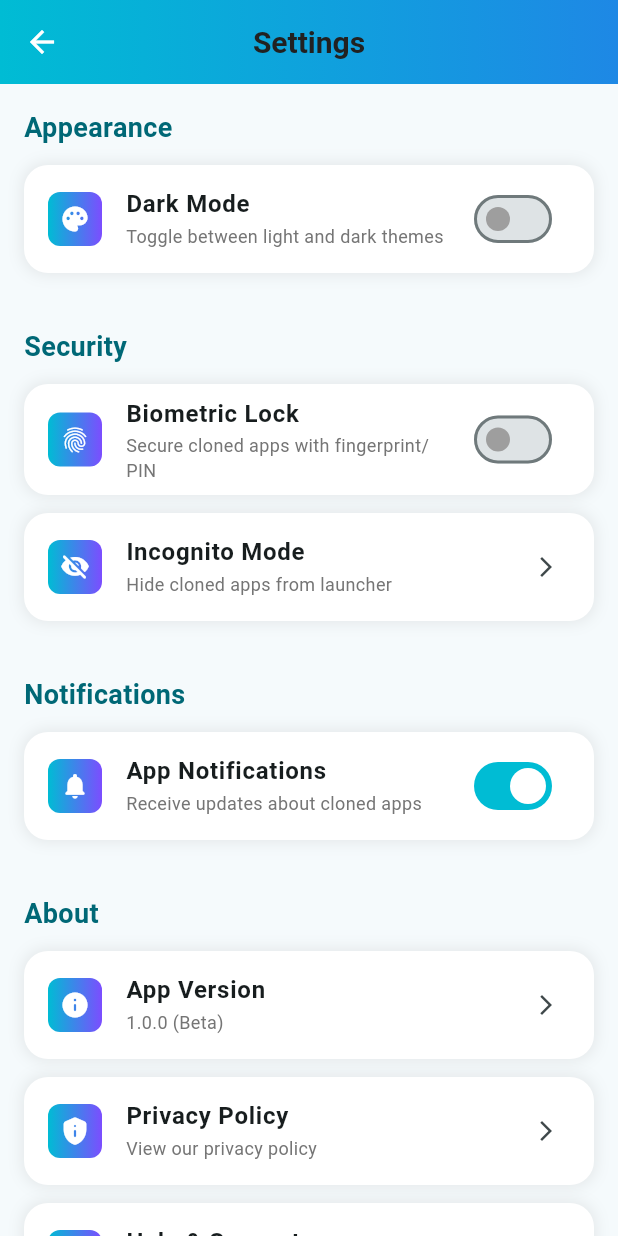
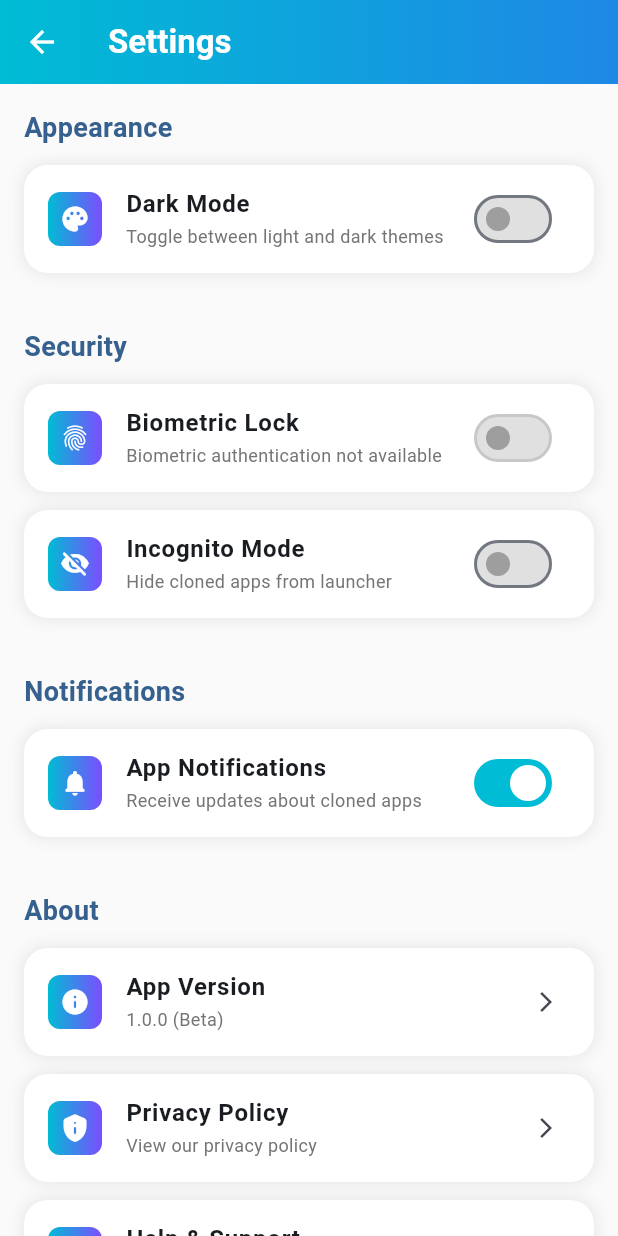
Before and after one commit to chaitanyarpawar/cloneApp, a Flutter app: the screen it shows after launch, after a tap on the "settings" icon, on a phone screen of 412 x 824 dp. Run offline on Flutter 3.47's test engine with Material 3 defaults, Android fonts, the phone set to English and light mode, and no system bars; our stand-ins replace flutter_bloc, google_mobile_ads, local_auth, shared_preferences; missing offline and left inert: external_app_launcher, installed_apps; network calls fail; Roboto replaces fonts that are missing (GoogleSans).

Commit message:
Implement Dark Mode and Biometric Lock functionality
✨ Features Added:
- Full Dark Mode implementation with BLoC state management
- Real Biometric Authentication (fingerprint/face/PIN)
- Settings persistence with SharedPreferences
- Theme switching with smooth transitions
- Biometric security for app launching
- Incognito mode for hiding cloned apps
- Enhanced notifications settings

🔧 Technical Implementation:
- SettingsService for all settings management
- ThemeBloc for reactive theme switching
- Local authentication integration
- Cross-platform biometric support
- Secure settings storage

🎨 UI Improvements:
- Real-time theme switching
- Biometric type detection and display
- Enhanced settings screen with working switches
- Better user feedback and error handling

```diff
--- /dev/null
+++ b/lib/blocs/theme_bloc.dart
@@ -0,0 +1,127 @@
+import 'package:flutter_bloc/flutter_bloc.dart';
+import 'package:flutter/material.dart';
+import '../services/settings_service.dart';
+
+// Theme Events
+abstract class ThemeEvent {}
+
+class ThemeChanged extends ThemeEvent {
+  final bool isDarkMode;
+  ThemeChanged(this.isDarkMode);
+}
+
+class ThemeInitialized extends ThemeEvent {}
+
+// Theme States
+abstract class ThemeState {
+  final ThemeData themeData;
+  final bool isDarkMode;
+
+  const ThemeState({required this.themeData, required this.isDarkMode});
+}
+
+class LightThemeState extends ThemeState {
+  const LightThemeState({required super.themeData, required super.isDarkMode});
+}
+
+class DarkThemeState extends ThemeState {
+  const DarkThemeState({required super.themeData, required super.isDarkMode});
+}
+
+// Theme BLoC
+class ThemeBloc extends Bloc<ThemeEvent, ThemeState> {
+  final SettingsService _settingsService = SettingsService();
+
+  ThemeBloc() : super(LightThemeState(themeData: _lightTheme, isDarkMode: false)) {
+    on<ThemeInitialized>(_onThemeInitialized);
+    on<ThemeChanged>(_onThemeChanged);
+  }
+
+  static final ThemeData _lightTheme = ThemeData(
+    brightness: Brightness.light,
+    primarySwatch: Colors.blue,
+    scaffoldBackgroundColor: Colors.grey[50],
+    appBarTheme: const AppBarTheme(
+      backgroundColor: Colors.blue,
+      foregroundColor: Colors.white,
+      elevation: 0,
+    ),
+    cardTheme: CardThemeData(
+      color: Colors.white,
+      elevation: 2,
+      shape: RoundedRectangleBorder(borderRadius: BorderRadius.circular(12)),
+    ),
+    switchTheme: SwitchThemeData(
+      thumbColor: WidgetStateProperty.resolveWith((states) {
+        if (states.contains(WidgetState.selected)) {
+          return Colors.white;
+        }
+        return Colors.grey[300];
+      }),
+      trackColor: WidgetStateProperty.resolveWith((states) {
+        if (states.contains(WidgetState.selected)) {
+          return Colors.blue;
+        }
+        return Colors.grey[300];
+      }),
+    ),
+    colorScheme: ColorScheme.fromSeed(
+      seedColor: Colors.blue,
+      brightness: Brightness.light,
+    ),
+    useMaterial3: true,
+  );
+
+  static final ThemeData _darkTheme = ThemeData(
+    brightness: Brightness.dark,
+    primarySwatch: Colors.blue,
+    scaffoldBackgroundColor: const Color(0xFF0D1117),
+    appBarTheme: const AppBarTheme(
+      backgroundColor: Color(0xFF161B22),
+      foregroundColor: Colors.white,
+      elevation: 0,
+    ),
+    cardTheme: CardThemeData(
+      color: const Color(0xFF161B22),
+      elevation: 2,
+      shape: RoundedRectangleBorder(borderRadius: BorderRadius.circular(12)),
+    ),
+    switchTheme: SwitchThemeData(
+      thumbColor: WidgetStateProperty.resolveWith((states) {
+        if (states.contains(WidgetState.selected)) {
+          return Colors.white;
+        }
+        return Colors.grey[600];
+      }),
+      trackColor: WidgetStateProperty.resolveWith((states) {
+        if (states.contains(WidgetState.selected)) {
+          return Colors.blueAccent;
+        }
+        return Colors.grey[700];
+      }),
+    ),
+    colorScheme: ColorScheme.fromSeed(
+      seedColor: Colors.blue,
+      brightness: Brightness.dark,
+    ),
+    useMaterial3: true,
+  );
+
+  void _onThemeInitialized(ThemeInitialized event, Emitter<ThemeState> emit) async {
+    final bool isDarkMode = await _settingsService.getDarkMode();
+    if (isDarkMode) {
+      emit(DarkThemeState(themeData: _darkTheme, isDarkMode: true));
+    } else {
+      emit(LightThemeState(themeData: _lightTheme, isDarkMode: false));
+    }
+  }
+
+  void _onThemeChanged(ThemeChanged event, Emitter<ThemeState> emit) async {
+    await _settingsService.setDarkMode(event.isDarkMode);
+    if (event.isDarkMode) {
+      emit(DarkThemeState(themeData: _darkTheme, isDarkMode: true));
+    } else {
+      emit(LightThemeState(themeData: _lightTheme, isDarkMode: false));
+    }
+  }
+}
--- a/lib/main.dart
+++ b/lib/main.dart
@@ -2,12 +2,17 @@
 import 'package:flutter/material.dart';
 import 'package:flutter/services.dart';
 import 'package:google_mobile_ads/google_mobile_ads.dart';
-import 'core/app_theme.dart';
+import 'package:flutter_bloc/flutter_bloc.dart';
 import 'core/app_constants.dart';
 import 'screens/splash_screen.dart';
+import 'services/settings_service.dart';
+import 'blocs/theme_bloc.dart';
 
 void main() async {
   WidgetsFlutterBinding.ensureInitialized();
+
+  // Initialize services
+  await SettingsService().initialize();
 
   // Initialize Google Mobile Ads SDK
   if (!kIsWeb) {
@@ -31,13 +36,18 @@
 
   @override
   Widget build(BuildContext context) {
-    return MaterialApp(
-      title: AppConstants.appName,
-      theme: AppTheme.lightTheme,
-      darkTheme: AppTheme.darkTheme,
-      themeMode: ThemeMode.system,
-      home: const SplashScreen(),
-      debugShowCheckedModeBanner: false,
+    return BlocProvider(
+      create: (context) => ThemeBloc()..add(ThemeInitialized()),
+      child: BlocBuilder<ThemeBloc, ThemeState>(
+        builder: (context, state) {
+          return MaterialApp(
+            title: AppConstants.appName,
+            theme: state.themeData,
+            home: const SplashScreen(),
+            debugShowCheckedModeBanner: false,
+          );
+        },
+      ),
     );
   }
 }
--- a/lib/screens/settings_screen.dart
+++ b/lib/screens/settings_screen.dart
@@ -1,6 +1,10 @@
 import 'package:flutter/material.dart';
+import 'package:flutter_bloc/flutter_bloc.dart';
+import 'package:local_auth/local_auth.dart';
 import '../core/app_theme.dart';
 import '../core/app_constants.dart';
+import '../services/settings_service.dart';
+import '../blocs/theme_bloc.dart';
 
 class SettingsScreen extends StatefulWidget {
   const SettingsScreen({super.key});
@@ -13,6 +17,11 @@
   bool _isDarkMode = false;
   bool _biometricEnabled = false;
   bool _notificationsEnabled = true;
+  bool _incognitoMode = false;
+  bool _biometricAvailable = false;
+  List<BiometricType> _availableBiometrics = [];
+
+  final SettingsService _settingsService = SettingsService();
 
   @override
   void initState() {
@@ -24,12 +33,41 @@
   void didChangeDependencies() {
     super.didChangeDependencies();
     // Update dark mode state based on current theme
-    _isDarkMode = Theme.of(context).brightness == Brightness.dark;
+    final themeState = context.read<ThemeBloc>().state;
+    _isDarkMode = themeState.isDarkMode;
   }
 
-  void _loadSettings() {
-    // Load settings from SharedPreferences
-    // Theme detection moved to didChangeDependencies()
+  void _loadSettings() async {
+    // Load all settings
+    final darkMode = await _settingsService.getDarkMode();
+    final biometric = await _settingsService.getBiometricLock();
+    final notifications = await _settingsService.getNotifications();
+    final incognito = await _settingsService.getIncognitoMode();
+    final biometricAvailable = await _settingsService.isBiometricAvailable();
+    final availableBiometrics = await _settingsService.getAvailableBiometrics();
+
+    setState(() {
+      _isDarkMode = darkMode;
+      _biometricEnabled = biometric;
+      _notificationsEnabled = notifications;
+      _incognitoMode = incognito;
+      _biometricAvailable = biometricAvailable;
+      _availableBiometrics = availableBiometrics;
+    });
+  }
+
+  String _getBiometricTypeString() {
+    if (_availableBiometrics.isEmpty) return 'biometrics';
+
+    if (_availableBiometrics.contains(BiometricType.fingerprint)) {
+      return 'fingerprint';
+    } else if (_availableBiometrics.contains(BiometricType.face)) {
+      return 'face recognition';
+    } else if (_availableBiometrics.contains(BiometricType.iris)) {
+      return 'iris scan';
+    } else {
+      return 'biometric authentication';
+    }
   }
 
   void _showSnackBar(String message) {
@@ -81,12 +119,16 @@
             subtitle: 'Toggle between light and dark themes',
             trailing: Switch(
               value: _isDarkMode,
-              onChanged: (value) {
+              onChanged: (value) async {
                 setState(() {
                   _isDarkMode = value;
                 });
+
+                // Update theme using BLoC
+                context.read<ThemeBloc>().add(ThemeChanged(value));
+
                 _showSnackBar(
-                  'Theme switching will be implemented in future versions',
+                  value ? 'Dark mode enabled' : 'Light mode enabled',
                 );
               },
               activeTrackColor: AppTheme.primaryCyan,
@@ -106,17 +148,35 @@
           _buildSettingCard(
             icon: Icons.fingerprint_rounded,
             title: 'Biometric Lock',
-            subtitle: 'Secure cloned apps with fingerprint/PIN',
+            subtitle: _biometricAvailable
+                ? 'Secure cloned apps with ${_getBiometricTypeString()}'
+                : 'Biometric authentication not available',
             trailing: Switch(
-              value: _biometricEnabled,
-              onChanged: (value) {
-                setState(() {
-                  _biometricEnabled = value;
-                });
-                _showSnackBar(
-                  'Biometric authentication will be implemented in future versions',
-                );
-              },
+              value: _biometricEnabled && _biometricAvailable,
+              onChanged: _biometricAvailable ? (value) async {
+                if (value) {
+                  // Test biometric authentication before enabling
+                  final authenticated = await _settingsService.authenticateWithBiometrics(
+                    reason: 'Authenticate to enable biometric lock for cloned apps',
+                  );
+
+                  if (authenticated) {
+                    setState(() {
+                      _biometricEnabled = true;
+                    });
+                    await _settingsService.setBiometricLock(true);
+                    _showSnackBar('Biometric lock enabled successfully');
+                  } else {
+                    _showSnackBar('Authentication failed. Biometric lock not enabled.');
+                  }
+                } else {
+                  setState(() {
+                    _biometricEnabled = false;
+                  });
+                  await _settingsService.setBiometricLock(false);
+                  _showSnackBar('Biometric lock disabled');
+                }
+              } : null,
               activeTrackColor: AppTheme.primaryCyan,
               thumbColor: WidgetStateProperty.resolveWith((states) {
                 if (states.contains(WidgetState.selected)) {
@@ -131,12 +191,27 @@
             icon: Icons.visibility_off_rounded,
             title: 'Incognito Mode',
             subtitle: 'Hide cloned apps from launcher',
-            trailing: const Icon(Icons.arrow_forward_ios, size: 16),
-            onTap: () {
-              _showSnackBar(
-                'Incognito mode will be implemented in future versions',
-              );
-            },
+            trailing: Switch(
+              value: _incognitoMode,
+              onChanged: (value) async {
+                setState(() {
+                  _incognitoMode = value;
+                });
+                await _settingsService.setIncognitoMode(value);
+                _showSnackBar(
+                  value
+                    ? 'Incognito mode enabled - apps will be hidden'
+                    : 'Incognito mode disabled - apps will be visible',
+                );
+              },
+              activeTrackColor: AppTheme.primaryCyan,
+              thumbColor: WidgetStateProperty.resolveWith((states) {
+                if (states.contains(WidgetState.selected)) {
+                  return Colors.white;
+                }
+                return Colors.grey;
+              }),
+            ),
           ),
 
           const SizedBox(height: 24),
@@ -149,10 +224,14 @@
             subtitle: 'Receive updates about cloned apps',
             trailing: Switch(
               value: _notificationsEnabled,
-              onChanged: (value) {
+              onChanged: (value) async {
                 setState(() {
                   _notificationsEnabled = value;
                 });
+                await _settingsService.setNotifications(value);
+                _showSnackBar(
+                  value ? 'Notifications enabled' : 'Notifications disabled',
+                );
               },
               activeTrackColor: AppTheme.primaryCyan,
               thumbColor: WidgetStateProperty.resolveWith((states) {
--- /dev/null
+++ b/lib/services/settings_service.dart
@@ -0,0 +1,110 @@
+import 'package:flutter/foundation.dart';
+import 'package:shared_preferences/shared_preferences.dart';
+import 'package:local_auth/local_auth.dart';
+
+class SettingsService {
+  static const String _darkModeKey = 'dark_mode';
+  static const String _biometricLockKey = 'biometric_lock';
+  static const String _notificationsKey = 'notifications';
+  static const String _incognitoModeKey = 'incognito_mode';
+
+  static final SettingsService _instance = SettingsService._internal();
+  factory SettingsService() => _instance;
+  SettingsService._internal();
+
+  late final LocalAuthentication _localAuth;
+  late SharedPreferences _prefs;
+
+  // Initialize the service
+  Future<void> initialize() async {
+    _localAuth = LocalAuthentication();
+    _prefs = await SharedPreferences.getInstance();
+  }
+
+  // Dark Mode Settings
+  Future<bool> getDarkMode() async {
+    return _prefs.getBool(_darkModeKey) ?? false;
+  }
+
+  Future<void> setDarkMode(bool isDarkMode) async {
+    await _prefs.setBool(_darkModeKey, isDarkMode);
+  }
+
+  // Biometric Lock Settings
+  Future<bool> getBiometricLock() async {
+    return _prefs.getBool(_biometricLockKey) ?? false;
+  }
+
+  Future<void> setBiometricLock(bool isEnabled) async {
+    await _prefs.setBool(_biometricLockKey, isEnabled);
+  }
+
+  // Check if biometric authentication is available
+  Future<bool> isBiometricAvailable() async {
+    if (kIsWeb) return false;
+
+    try {
+      final bool isAvailable = await _localAuth.canCheckBiometrics;
+      final bool isDeviceSupported = await _localAuth.isDeviceSupported();
+      return isAvailable && isDeviceSupported;
+    } catch (e) {
+      return false;
+    }
+  }
+
+  // Get available biometric types
+  Future<List<BiometricType>> getAvailableBiometrics() async {
+    if (kIsWeb) return [];
+
+    try {
+      return await _localAuth.getAvailableBiometrics();
+    } catch (e) {
+      return [];
+    }
+  }
+
+  // Authenticate using biometrics
+  Future<bool> authenticateWithBiometrics({
+    String reason = 'Please authenticate to access your cloned apps',
+  }) async {
+    if (kIsWeb) return true; // Skip authentication on web for demo
+
+    try {
+      final bool didAuthenticate = await _localAuth.authenticate(
+        localizedReason: reason,
+        options: const AuthenticationOptions(
+          biometricOnly: false,
+          stickyAuth: true,
+        ),
+      );
+      return didAuthenticate;
+    } catch (e) {
+      return false;
+    }
+  }
+
+  // Notifications Settings
+  Future<bool> getNotifications() async {
+    return _prefs.getBool(_notificationsKey) ?? true;
+  }
+
+  Future<void> setNotifications(bool isEnabled) async {
+    await _prefs.setBool(_notificationsKey, isEnabled);
+  }
+
+  // Incognito Mode Settings
+  Future<bool> getIncognitoMode() async {
+    return _prefs.getBool(_incognitoModeKey) ?? false;
+  }
+
+  Future<void> setIncognitoMode(bool isEnabled) async {
+    await _prefs.setBool(_incognitoModeKey, isEnabled);
+  }
+
+  // Check if biometric lock should be enforced before app access
+  Future<bool> shouldRequireBiometricAuth() async {
+    final bool isEnabled = await getBiometricLock();
+    final bool isAvailable = await isBiometricAvailable();
+    return isEnabled && isAvailable;
+  }
+}
```
Also changed, not shown: lib/services/clone_app_service.dart (+15 -0 lines).
